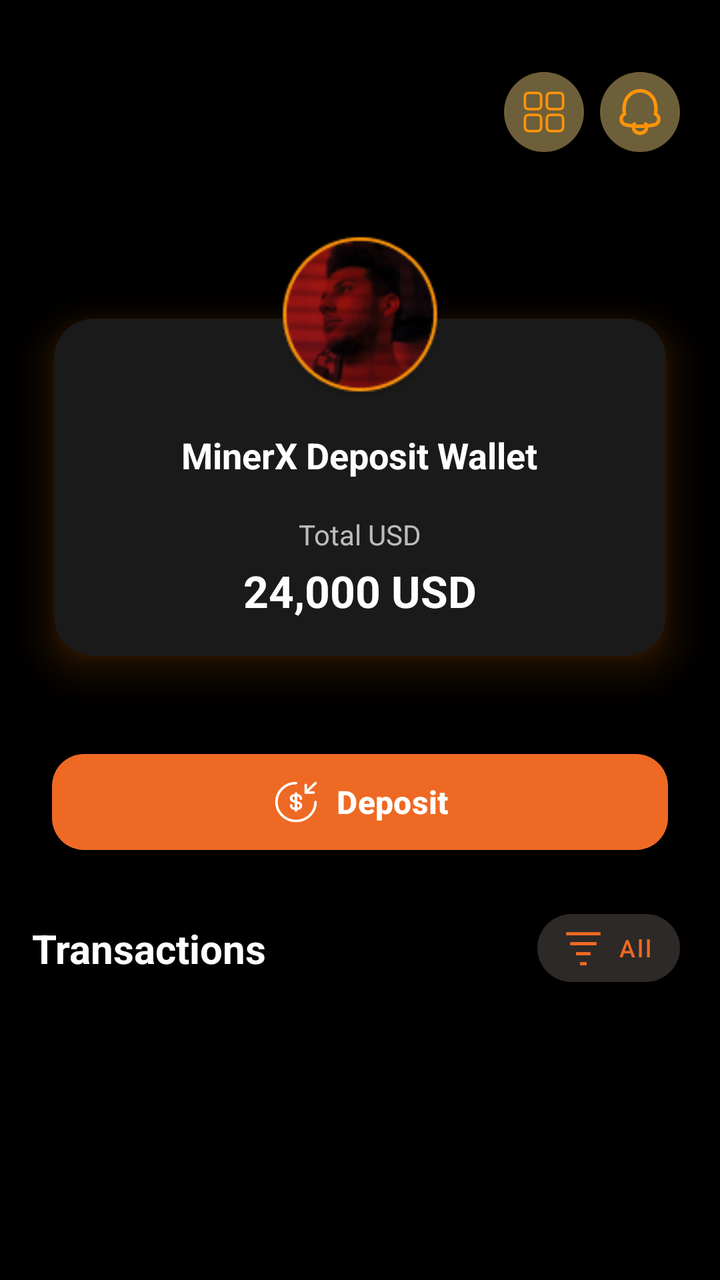
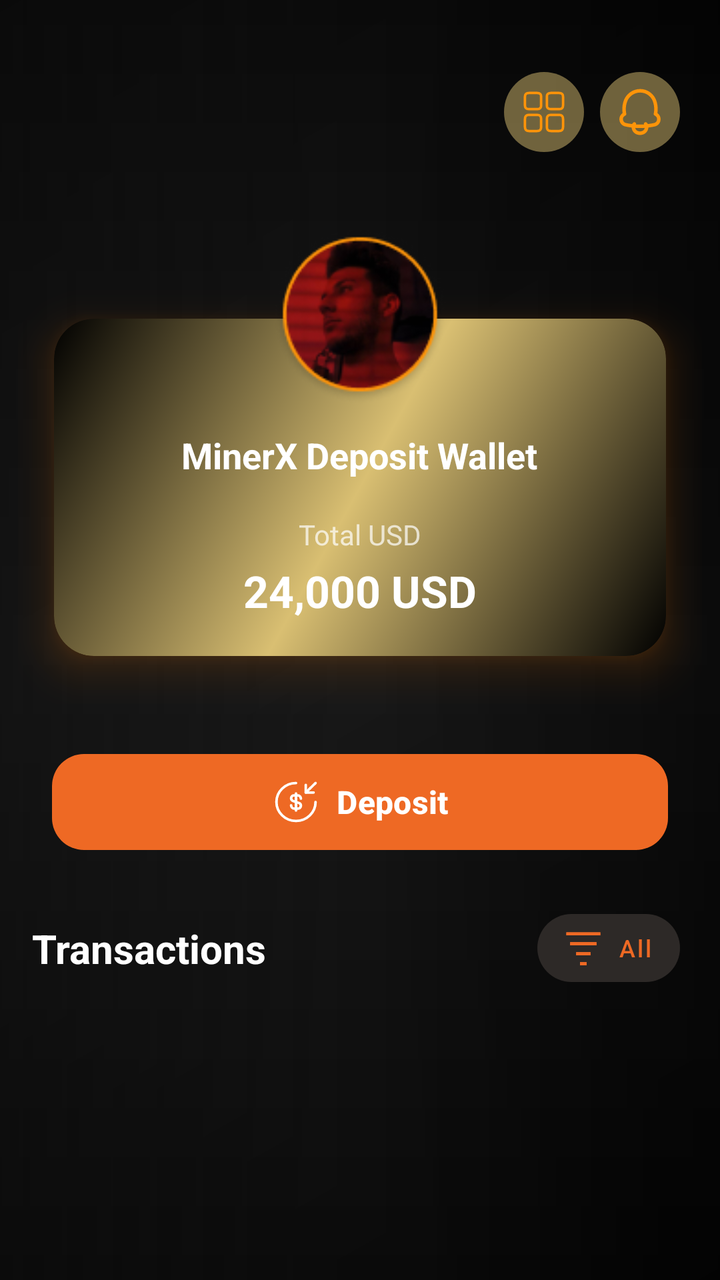

The first picture is an Android layout as it rendered before a commit; the second is the same layout after the commit. The layout source and the unified diff follow.
<!-- AndroidManifest.xml: application theme Theme.Bitbloom -->
<!-- res/layout/fragment_deposit.xml -->
<?xml version="1.0" encoding="utf-8"?>
<androidx.coordinatorlayout.widget.CoordinatorLayout xmlns:android="http://schemas.android.com/apk/res/android"
    xmlns:app="http://schemas.android.com/apk/res-auto"
    xmlns:tools="http://schemas.android.com/tools"
    android:id="@+id/root"
    android:layout_width="match_parent"
    android:layout_height="match_parent"
    android:background="@color/mxg_black">

    <androidx.core.widget.NestedScrollView
        android:id="@+id/scrollContainer"
        android:layout_width="match_parent"
        android:layout_height="match_parent"
        android:fillViewport="true"
        android:scrollbars="none">

        <androidx.constraintlayout.widget.ConstraintLayout
            android:layout_width="match_parent"
            android:layout_height="wrap_content"
            android:paddingTop="24dp"
            android:paddingBottom="24dp">

            
            <androidx.constraintlayout.widget.Guideline
                android:id="@+id/gStart"
                android:layout_width="wrap_content"
                android:layout_height="wrap_content"
                android:orientation="vertical"
                app:layout_constraintGuide_begin="8dp" />

            <androidx.constraintlayout.widget.Guideline
                android:id="@+id/gEnd"
                android:layout_width="wrap_content"
                android:layout_height="wrap_content"
                android:orientation="vertical"
                app:layout_constraintGuide_end="8dp" />

            
            <androidx.constraintlayout.widget.ConstraintLayout
                android:id="@+id/topbar"
                android:layout_width="0dp"
                android:layout_height="64dp"
                android:paddingStart="8dp"
                android:paddingEnd="12dp"
                app:layout_constraintEnd_toEndOf="@id/gEnd"
                app:layout_constraintStart_toStartOf="@id/gStart"
                app:layout_constraintTop_toTopOf="parent">

                <LinearLayout
                    android:id="@+id/actionsRight"
                    android:layout_width="wrap_content"
                    android:layout_height="wrap_content"
                    android:orientation="horizontal"
                    app:layout_constraintBottom_toBottomOf="parent"
                    app:layout_constraintEnd_toEndOf="parent"
                    app:layout_constraintTop_toTopOf="parent">

                    <ImageView
                        android:id="@+id/menu"
                        android:layout_width="40dp"
                        android:layout_height="40dp"
                        android:background="@drawable/ic_window"
                        android:contentDescription="@string/open_menu"
                        android:padding="8dp" />

                    <ImageView
                        android:id="@+id/notification_ic"
                        android:layout_width="40dp"
                        android:layout_height="40dp"
                        android:layout_marginStart="8dp"
                        android:background="@drawable/ic_bell"
                        android:contentDescription="@string/notifications"
                        android:padding="8dp" />
                </LinearLayout>
            </androidx.constraintlayout.widget.ConstraintLayout>

            
            <FrameLayout
                android:id="@+id/walletWrap"
                android:layout_width="0dp"
                android:layout_height="wrap_content"
                android:padding="1dp"
                app:layout_constraintEnd_toEndOf="@id/gEnd"
                app:layout_constraintStart_toStartOf="@id/gStart"
                app:layout_constraintTop_toBottomOf="@id/topbar">

                
                <include
                    android:id="@+id/walletCard"
                    layout="@layout/item_home_wallet_card" />
            </FrameLayout>

            
            <com.google.android.material.button.MaterialButton
                android:id="@+id/btnLeft"
                android:layout_width="0dp"
                android:layout_height="56dp"
                android:layout_marginHorizontal="18dp"
                android:layout_marginTop="20dp"
                android:text="@string/dialog_deposit_input_deposit"
                android:textAllCaps="false"
                android:textColor="@android:color/white"
                android:textSize="16sp"
                android:textStyle="bold"
                app:backgroundTint="@color/button_color"
                app:cornerRadius="16dp"
                app:icon="@drawable/ic_deposit"
                app:iconGravity="textStart"
                app:iconPadding="8dp"
                app:iconSize="24dp"
                app:iconTint="@color/white"
                app:layout_constraintEnd_toEndOf="@id/gEnd"
                app:layout_constraintStart_toStartOf="@id/gStart"
                app:layout_constraintTop_toBottomOf="@id/walletWrap" />

            
            <androidx.constraintlayout.widget.ConstraintLayout
                android:id="@+id/sectionHeader"
                android:layout_width="0dp"
                android:layout_height="wrap_content"
                android:layout_marginTop="22dp"
                android:paddingStart="8dp"
                android:paddingEnd="12dp"
                app:layout_constraintEnd_toEndOf="@id/gEnd"
                app:layout_constraintStart_toStartOf="@id/gStart"
                app:layout_constraintTop_toBottomOf="@id/btnLeft">

                <TextView
                    android:id="@+id/tvTransactions"
                    android:layout_width="0dp"
                    android:layout_height="wrap_content"
                    android:ellipsize="end"
                    android:maxLines="1"
                    android:text="@string/fragment_deposit_transactions"
                    android:textColor="@color/white"
                    android:textSize="20sp"
                    android:textStyle="bold"
                    app:layout_constraintBottom_toBottomOf="@id/filterAllBtn"
                    app:layout_constraintEnd_toStartOf="@id/filterAllBtn"
                    app:layout_constraintStart_toStartOf="parent"
                    app:layout_constraintTop_toTopOf="parent" />

                <com.google.android.material.button.MaterialButton
                    android:id="@+id/filterAllBtn"
                    style="@style/Widget.MaterialComponents.Button.OutlinedButton"
                    android:layout_width="wrap_content"
                    android:layout_height="46dp"
                    android:minWidth="0dp"
                    android:paddingStart="14dp"
                    android:paddingEnd="14dp"
                    android:text="@string/fragment_deposit_all"
                    android:textAllCaps="false"
                    android:textColor="@color/orange"
                    android:textSize="12sp"
                    app:backgroundTint="#2D2927"
                    app:cornerRadius="18dp"
                    app:icon="@drawable/ic_filter_list"
                    app:iconGravity="textStart"
                    app:iconPadding="8dp"
                    app:iconTint="@color/orange"
                    app:layout_constraintBottom_toBottomOf="parent"
                    app:layout_constraintEnd_toEndOf="parent"
                    app:layout_constraintTop_toTopOf="parent"
                    app:strokeColor="@color/orange"
                    app:strokeWidth="0dp" />
            </androidx.constraintlayout.widget.ConstraintLayout>

            
            <FrameLayout
                android:id="@+id/transactionListContainer"
                android:layout_width="0dp"
                android:layout_height="0dp"
                app:layout_constraintBottom_toBottomOf="parent"
                app:layout_constraintEnd_toEndOf="@id/gEnd"
                app:layout_constraintStart_toStartOf="@id/gStart"
                app:layout_constraintTop_toBottomOf="@id/sectionHeader">

                <androidx.recyclerview.widget.RecyclerView
                    android:id="@+id/transactionRecycler"
                    android:layout_width="match_parent"
                    android:layout_height="match_parent"
                    android:clipToPadding="false"
                    android:paddingBottom="80dp"
                    app:layoutManager="androidx.recyclerview.widget.LinearLayoutManager"
                    tools:listitem="@layout/item_transaction" />

                
                <com.facebook.shimmer.ShimmerFrameLayout
                    android:id="@+id/shimmerTransactions"
                    android:layout_width="match_parent"
                    android:layout_height="match_parent"
                    android:paddingTop="8dp"
                    android:paddingBottom="80dp"
                    android:visibility="gone"
                    app:shimmer_auto_start="false"
                    app:shimmer_base_alpha="0.9"
                    app:shimmer_duration="1100"
                    app:shimmer_highlight_alpha="0.6"
                    app:shimmer_intensity="0.35">

                    <LinearLayout
                        android:id="@+id/skeletonTxnList"
                        android:layout_width="match_parent"
                        android:layout_height="wrap_content"
                        android:divider="@drawable/divider_rank_list_gap"
                        android:orientation="vertical"
                        android:showDividers="middle" />

                </com.facebook.shimmer.ShimmerFrameLayout>
            </FrameLayout>
        </androidx.constraintlayout.widget.ConstraintLayout>
    </androidx.core.widget.NestedScrollView>
</androidx.coordinatorlayout.widget.CoordinatorLayout>
<!-- res/layout/item_home_wallet_card.xml (included above) -->
<?xml version="1.0" encoding="utf-8"?>
<androidx.constraintlayout.widget.ConstraintLayout xmlns:android="http://schemas.android.com/apk/res/android"
    xmlns:app="http://schemas.android.com/apk/res-auto"
    android:layout_width="match_parent"
    android:layout_height="wrap_content"
    android:clipChildren="false"
    android:clipToPadding="false">

    
    <ImageView
        android:id="@+id/profileImage"
        android:layout_width="92dp"
        android:layout_height="92dp"
        android:elevation="24dp"
        android:padding="2dp"
        android:scaleType="centerCrop"
        android:src="@drawable/person"
        android:translationY="24dp"
        android:translationZ="24dp"
        app:layout_constraintEnd_toEndOf="parent"
        app:layout_constraintStart_toStartOf="parent"
        app:layout_constraintTop_toTopOf="parent" />

    
    <com.google.android.material.card.MaterialCardView
        android:id="@+id/walletCardSurface"
        android:layout_width="0dp"
        android:layout_height="wrap_content"
        android:layout_marginTop="-46dp"
        android:outlineAmbientShadowColor="#FF7B00"
        android:outlineSpotShadowColor="#FF7B00"
        app:cardBackgroundColor="#1A1A1A"
        app:cardCornerRadius="20dp"
        app:cardElevation="12dp"
        app:cardUseCompatPadding="true"
        app:layout_constraintEnd_toEndOf="parent"
        app:layout_constraintStart_toStartOf="parent"
        app:layout_constraintTop_toBottomOf="@id/profileImage"
        app:strokeColor="@android:color/transparent"
        app:strokeWidth="0dp">

        <LinearLayout
            android:layout_width="match_parent"
            android:layout_height="wrap_content"
            android:orientation="vertical"
            android:paddingStart="18dp"
            android:paddingTop="56dp"
            android:paddingEnd="18dp"
            android:paddingBottom="18dp">

            <TextView
                android:id="@+id/tvAccount"
                android:layout_width="wrap_content"
                android:layout_height="wrap_content"
                android:layout_gravity="center"
                android:text="@string/item_home_wallet_card_minerx_deposit_wallet"
                android:textColor="@color/white"
                android:textSize="18sp"
                android:textStyle="bold" />

            <TextView
                android:id="@+id/tvTotalUSD"
                android:layout_width="wrap_content"
                android:layout_height="wrap_content"
                android:layout_gravity="center"
                android:layout_marginTop="18dp"
                android:text="@string/item_home_wallet_card_total_usd"
                android:textColor="@color/grey"
                android:textSize="14sp" />

            <TextView
                android:id="@+id/earningsAmount"
                android:layout_width="wrap_content"
                android:layout_height="wrap_content"
                android:layout_gravity="center"
                android:layout_marginTop="4dp"
                android:text="@string/item_home_wallet_card_n_24_000_usd"
                android:textColor="@color/white"
                android:textSize="22sp"
                android:textStyle="bold" />
        </LinearLayout>
    </com.google.android.material.card.MaterialCardView>

</androidx.constraintlayout.widget.ConstraintLayout>
<!-- res/layout/item_transaction.xml (included above) -->
<?xml version="1.0" encoding="utf-8"?>
<RelativeLayout xmlns:android="http://schemas.android.com/apk/res/android"
    xmlns:app="http://schemas.android.com/apk/res-auto"
    android:id="@+id/cardRoot"
    android:layout_width="match_parent"
    android:layout_height="wrap_content">

    <com.google.android.material.card.MaterialCardView
        android:id="@+id/cardSurface"
        android:layout_width="match_parent"
        android:layout_height="wrap_content"
        android:foreground="?attr/selectableItemBackground"
        android:outlineAmbientShadowColor="#FF7B00"
        android:outlineSpotShadowColor="#FF7B00"
        app:cardBackgroundColor="#1A1A1A"
        app:cardCornerRadius="20dp"
        app:cardElevation="12dp"
        app:cardUseCompatPadding="true"
        app:strokeColor="@android:color/transparent"
        app:strokeWidth="0dp">

        <androidx.constraintlayout.widget.ConstraintLayout
            android:layout_width="match_parent"
            android:layout_height="wrap_content"
            android:minHeight="84dp"
            android:paddingHorizontal="12dp"
            android:paddingVertical="16dp">

            
            <ImageView
                android:id="@+id/ivIcon"
                android:layout_width="44dp"
                android:layout_height="44dp"
                android:layout_marginEnd="16dp"
                android:background="@drawable/vector_bg"
                android:padding="8dp"
                android:src="@drawable/ic_withdraw2"
                app:layout_constraintStart_toStartOf="parent"
                app:layout_constraintTop_toTopOf="parent"
                app:tint="@color/orange" />

            
            <TextView
                android:id="@+id/tvAmount"
                android:layout_width="wrap_content"
                android:layout_height="wrap_content"
                android:text="@string/item_transaction_n_1000"
                android:textColor="@color/orange"
                android:textSize="16sp"
                android:textStyle="bold"
                app:layout_constraintEnd_toEndOf="parent"
                app:layout_constraintTop_toTopOf="parent" />

            
            <TextView
                android:id="@+id/tvStatus"
                android:layout_width="wrap_content"
                android:layout_height="wrap_content"
                android:text="@string/item_transaction_pending"
                android:textColor="#AAAAAA"
                android:textSize="12sp"
                app:layout_constraintEnd_toEndOf="@id/tvAmount"
                app:layout_constraintTop_toBottomOf="@id/tvAmount"
                app:layout_goneMarginTop="2dp" />

            
            <TextView
                android:id="@+id/tvType"
                android:layout_width="0dp"
                android:layout_height="wrap_content"
                android:layout_marginStart="4dp"
                android:ellipsize="end"
                android:maxLines="1"
                android:text="@string/dialog_withdraw_input_withdraw"
                android:textColor="@color/orange"
                android:textSize="14sp"
                android:textStyle="bold"
                app:layout_constraintEnd_toStartOf="@id/tvAmount"
                app:layout_constraintStart_toEndOf="@id/ivIcon"
                app:layout_constraintTop_toTopOf="@id/tvAmount"
                app:layout_goneMarginEnd="8dp" />

            
            <TextView
                android:id="@+id/tvContent"
                android:layout_width="0dp"
                android:layout_height="wrap_content"
                android:layout_marginStart="4dp"
                android:ellipsize="end"
                android:maxLines="2"
                android:text="@string/item_transaction_n_1000_has_been_withdrawn_from_your_account"
                android:textColor="@color/grey"
                android:textSize="12sp"
                app:layout_constraintEnd_toStartOf="@id/tvAmount"
                app:layout_constraintStart_toEndOf="@id/ivIcon"
                app:layout_constraintTop_toBottomOf="@id/tvType"
                app:layout_goneMarginEnd="8dp" />

            
            <TextView
                android:id="@+id/tvDate"
                android:layout_width="wrap_content"
                android:layout_height="wrap_content"
                android:layout_marginTop="4dp"
                android:text="@string/item_transaction_n_28_january_2025_12_00_am"
                android:textColor="#AAAAAA"
                android:textSize="12sp"
                app:layout_constraintBottom_toBottomOf="parent"
                app:layout_constraintStart_toStartOf="@id/tvType"
                app:layout_constraintTop_toBottomOf="@id/tvContent" />
        </androidx.constraintlayout.widget.ConstraintLayout>
    </com.google.android.material.card.MaterialCardView>
</RelativeLayout>
<!-- resources referenced by this layout -->
<resources>
  <color name="button_color">#EE6924</color>
  <color name="grey">#B4FFFFFF</color>
  <color name="mxg_black">#000000</color>
  <color name="orange">#EE6924</color>
  <color name="white">#FFFFFFFF</color>
  <!-- drawable vector_bg (drawable) -->
  <?xml version="1.0" encoding="utf-8"?>
  <shape xmlns:android="http://schemas.android.com/apk/res/android"
      android:shape="oval">
  
      <solid android:color="@color/black" />
  
  </shape>
  <string name="dialog_deposit_input_deposit">Deposit</string>
  <string name="dialog_withdraw_input_withdraw">Withdraw</string>
  <string name="fragment_deposit_all">All</string>
  <string name="fragment_deposit_transactions">Transactions</string>
  <string name="item_home_wallet_card_minerx_deposit_wallet">MinerX Deposit Wallet</string>
  <string name="item_home_wallet_card_n_24_000_usd">24,000 USD</string>
  <string name="item_home_wallet_card_total_usd">Total USD</string>
  <string name="item_transaction_n_1000">$1000</string>
  <string name="item_transaction_n_1000_has_been_withdrawn_from_your_account">$1000 has been withdrawn from your account</string>
  <string name="item_transaction_n_28_january_2025_12_00_am">28 January 2025, 12:00 AM</string>
  <string name="item_transaction_pending">Pending</string>
  <string name="notifications">Notifications</string>
  <string name="open_menu">Open navigation menu</string>
  <color name="black">#FF000000</color>
  <style name="Widget.MXG.EditText.WhiteCursor" parent="Widget.AppCompat.EditText">
          <item name="android:textCursorDrawable">@drawable/cursor_white</item>
      </style>
  <color name="mxg_white">#FFFFFF</color>
  <color name="status_bar_color">#EE6924</color>
  <color name="light_status_bar_color">#EE6924</color>
  <!-- unchanged entries left out for length: 11 -->
</resources>

<!-- the commit's change to res/layout/fragment_deposit.xml (unified diff, before → after) -->
@@ -5,7 +5,7 @@
     android:id="@+id/root"
     android:layout_width="match_parent"
     android:layout_height="match_parent"
-    android:background="@color/mxg_black">
+    android:background="@drawable/bg_mxg_deposit_gradient">
 
     <androidx.core.widget.NestedScrollView
         android:id="@+id/scrollContainer"
@@ -243,7 +243,7 @@
         android:layout_marginTop="-46dp"
         android:outlineAmbientShadowColor="#FF7B00"
         android:outlineSpotShadowColor="#FF7B00"
-        app:cardBackgroundColor="#1A1A1A"
+        app:cardBackgroundColor="@android:color/transparent"
         app:cardCornerRadius="20dp"
         app:cardElevation="12dp"
         app:cardUseCompatPadding="true"
@@ -258,6 +258,7 @@
             android:layout_height="wrap_content"
             android:orientation="vertical"
             android:paddingStart="18dp"
+            android:background="@drawable/bg_wallet_shiny"
             android:paddingTop="56dp"
             android:paddingEnd="18dp"
             android:paddingBottom="18dp">
@@ -311,7 +312,7 @@
         android:foreground="?attr/selectableItemBackground"
         android:outlineAmbientShadowColor="#FF7B00"
         android:outlineSpotShadowColor="#FF7B00"
-        app:cardBackgroundColor="#1A1A1A"
+        app:cardBackgroundColor="@color/main_card_color"
         app:cardCornerRadius="20dp"
         app:cardElevation="12dp"
         app:cardUseCompatPadding="true"
<!-- resource entries referenced after the edit -->
@@ -2,9 +2,86 @@
 <resources>
   <color name="button_color">#EE6924</color>
   <color name="grey">#B4FFFFFF</color>
+  <color name="main_card_color">#1A1A1A</color>
   <color name="mxg_black">#000000</color>
   <color name="orange">#EE6924</color>
   <color name="white">#FFFFFFFF</color>
+  <!-- drawable bg_mxg_deposit_gradient (drawable) -->
+  <?xml version="1.0" encoding="utf-8"?>
+  <layer-list xmlns:android="http://schemas.android.com/apk/res/android">
+  
+      
+      <item>
+          <shape android:shape="rectangle">
+              <gradient
+                  android:type="linear"
+                  android:angle="180"
+                  android:startColor="#050505"
+                  android:centerColor="#0C0C0C"
+                  android:endColor="#141414"/>
+          </shape>
+      </item>
+  
+      
+      <item>
+          <shape android:shape="rectangle">
+              <gradient
+                  android:type="linear"
+                  android:angle="135"
+                  android:startColor="#33000000"
+                  android:centerColor="#11000000"
+                  android:endColor="#33000000"
+                  android:tileMode="repeat"/>
+              
+              <size android:width="6dp" android:height="6dp"/>
+          </shape>
+      </item>
+  
+      
+      <item>
+          <shape android:shape="rectangle">
+              <gradient
+                  android:type="linear"
+                  android:angle="270"
+                  android:startColor="#00000000"
+                  android:centerColor="#0DFFFFFF"
+                  android:endColor="#00000000"/>
+          </shape>
+      </item>
+  
+      
+      <item>
+          <shape android:shape="rectangle">
+              <gradient
+                  android:type="linear"
+                  android:angle="0"
+                  android:startColor="#66000000"
+                  android:centerColor="#00000000"
+                  android:endColor="#66000000"/>
+          </shape>
+      </item>
+  
+  </layer-list>
+  <!-- drawable bg_wallet_shiny (drawable) -->
+  <?xml version="1.0" encoding="utf-8"?>
+  <shape xmlns:android="http://schemas.android.com/apk/res/android"
+      android:shape="rectangle">
+  
+      
+      <corners android:radius="20dp" />
+  
+      
+      <gradient
+          android:type="linear"
+          android:angle="135"
+          android:startColor="#000000"
+          android:centerColor="#D9BF72"
+          android:endColor="#000000"
+          android:useLevel="false" />
+  
+      
+      <padding android:left="2dp" android:top="2dp" android:right="2dp" android:bottom="2dp"/>
+  </shape>
   <!-- drawable vector_bg (drawable) -->
   <?xml version="1.0" encoding="utf-8"?>
   <shape xmlns:android="http://schemas.android.com/apk/res/android"
